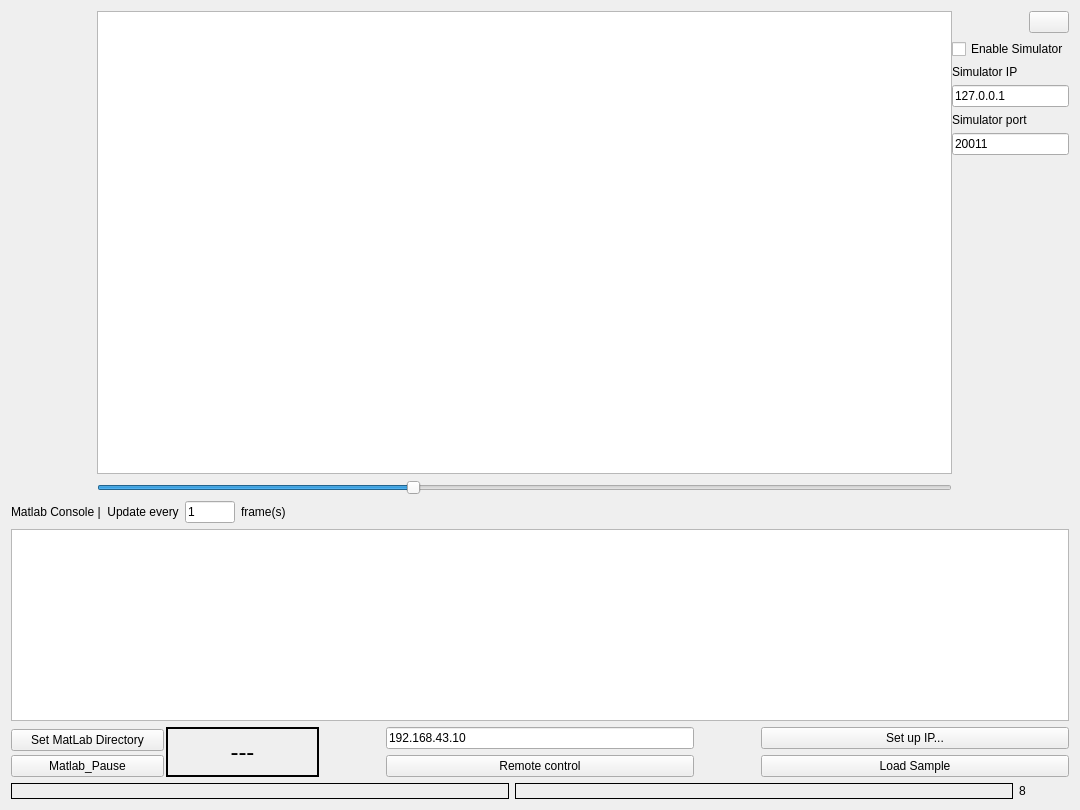
The window that LARCmaCS/larcmacs.ui (petr-konovalov/LARCmaCS) describes before a commit, drawn with Qt 5.
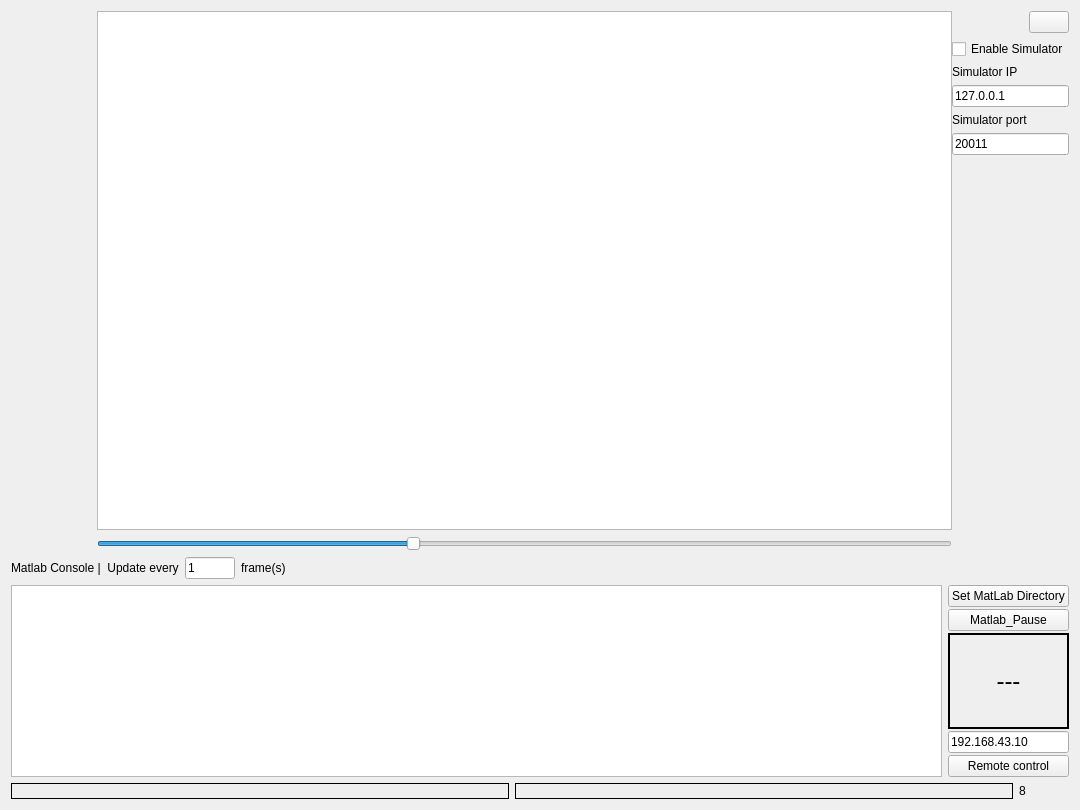
The same window after the commit. Icons and pictures are not drawn.

Commit message: Console widget reorganized && margin for simulator side added

Patch:
```diff
--- a/LARCmaCS/larcmacs.ui
+++ b/LARCmaCS/larcmacs.ui
@@ -16,7 +16,7 @@
   <property name="toolTipDuration">
    <number>-1</number>
   </property>
-  <layout class="QVBoxLayout" name="verticalLayout" stretch="50,0,0,5,1">
+  <layout class="QVBoxLayout" name="verticalLayout" stretch="50,0,0,1">
    <property name="leftMargin">
     <number>11</number>
    </property>
@@ -215,38 +215,69 @@
     </layout>
    </item>
    <item>
-    <widget class="QPlainTextEdit" name="matlabConsole">
-     <property name="contextMenuPolicy">
-      <enum>Qt::CustomContextMenu</enum>
+    <layout class="QHBoxLayout" name="horizontalLayout_13" stretch="0,0">
+     <property name="sizeConstraint">
+      <enum>QLayout::SetMinimumSize</enum>
      </property>
-     <property name="readOnly">
-      <bool>true</bool>
-     </property>
-    </widget>
-   </item>
-   <item>
-    <layout class="QHBoxLayout" name="horizontalLayout_13" stretch="10,2,10,2,10">
      <item>
-      <layout class="QGridLayout" name="gridLayout_4">
+      <layout class="QVBoxLayout" name="verticalLayout_4">
+       <property name="sizeConstraint">
+        <enum>QLayout::SetMaximumSize</enum>
+       </property>
+       <item>
+        <widget class="QPlainTextEdit" name="matlabConsole">
+         <property name="sizePolicy">
+          <sizepolicy hsizetype="MinimumExpanding" vsizetype="Expanding">
+           <horstretch>0</horstretch>
+           <verstretch>0</verstretch>
+          </sizepolicy>
+         </property>
+         <property name="contextMenuPolicy">
+          <enum>Qt::CustomContextMenu</enum>
+         </property>
+         <property name="readOnly">
+          <bool>true</bool>
+         </property>
+        </widget>
+       </item>
+      </layout>
+     </item>
+     <item>
+      <layout class="QVBoxLayout" name="verticalLayout_3">
        <property name="spacing">
         <number>2</number>
        </property>
-       <item row="3" column="0">
-        <widget class="QPushButton" name="pushButton_Pause">
-         <property name="text">
-          <string>Matlab_Pause</string>
-         </property>
-        </widget>
-       </item>
-       <item row="0" column="0" rowspan="3">
+       <property name="sizeConstraint">
+        <enum>QLayout::SetMinimumSize</enum>
+       </property>
+       <item>
         <widget class="QPushButton" name="pushButton_SetMLdir">
          <property name="text">
           <string>Set MatLab Directory</string>
          </property>
         </widget>
        </item>
-       <item row="0" column="1" rowspan="4">
+       <item>
+        <widget class="QPushButton" name="pushButton_Pause">
+         <property name="text">
+          <string>Matlab_Pause</string>
+         </property>
+        </widget>
+       </item>
+       <item>
         <widget class="QLabel" name="label_Pause">
+         <property name="sizePolicy">
+          <sizepolicy hsizetype="Minimum" vsizetype="Minimum">
+           <horstretch>0</horstretch>
+           <verstretch>0</verstretch>
+          </sizepolicy>
+         </property>
+         <property name="minimumSize">
+          <size>
+           <width>100</width>
+           <height>0</height>
+          </size>
+         </property>
          <property name="font">
           <font>
            <pointsize>18</pointsize>
@@ -272,25 +303,14 @@
          </property>
         </widget>
        </item>
-      </layout>
-     </item>
-     <item>
-      <spacer name="horizontalSpacer_2">
-       <property name="orientation">
-        <enum>Qt::Horizontal</enum>
-       </property>
-       <property name="sizeHint" stdset="0">
-        <size>
-         <width>40</width>
-         <height>20</height>
-        </size>
-       </property>
-      </spacer>
-     </item>
-     <item>
-      <layout class="QVBoxLayout" name="verticalLayout_14">
        <item>
         <widget class="QLineEdit" name="lineEditRobotIp">
+         <property name="sizePolicy">
+          <sizepolicy hsizetype="Minimum" vsizetype="Fixed">
+           <horstretch>0</horstretch>
+           <verstretch>0</verstretch>
+          </sizepolicy>
+         </property>
          <property name="inputMask">
           <string/>
          </property>
@@ -308,37 +328,6 @@
        </item>
       </layout>
      </item>
-     <item>
-      <spacer name="horizontalSpacer_3">
-       <property name="orientation">
-        <enum>Qt::Horizontal</enum>
-       </property>
-       <property name="sizeHint" stdset="0">
-        <size>
-         <width>40</width>
-         <height>20</height>
-        </size>
-       </property>
-      </spacer>
-     </item>
-     <item>
-      <layout class="QVBoxLayout" name="verticalLayout_3">
-       <item>
-        <widget class="QPushButton" name="pushButton_SetupIP">
-         <property name="text">
-          <string>Set up IP...</string>
-         </property>
-        </widget>
-       </item>
-       <item>
-        <widget class="QPushButton" name="pushButton">
-         <property name="text">
-          <string>Load Sample</string>
-         </property>
-        </widget>
-       </item>
-      </layout>
-     </item>
     </layout>
    </item>
    <item>
```
